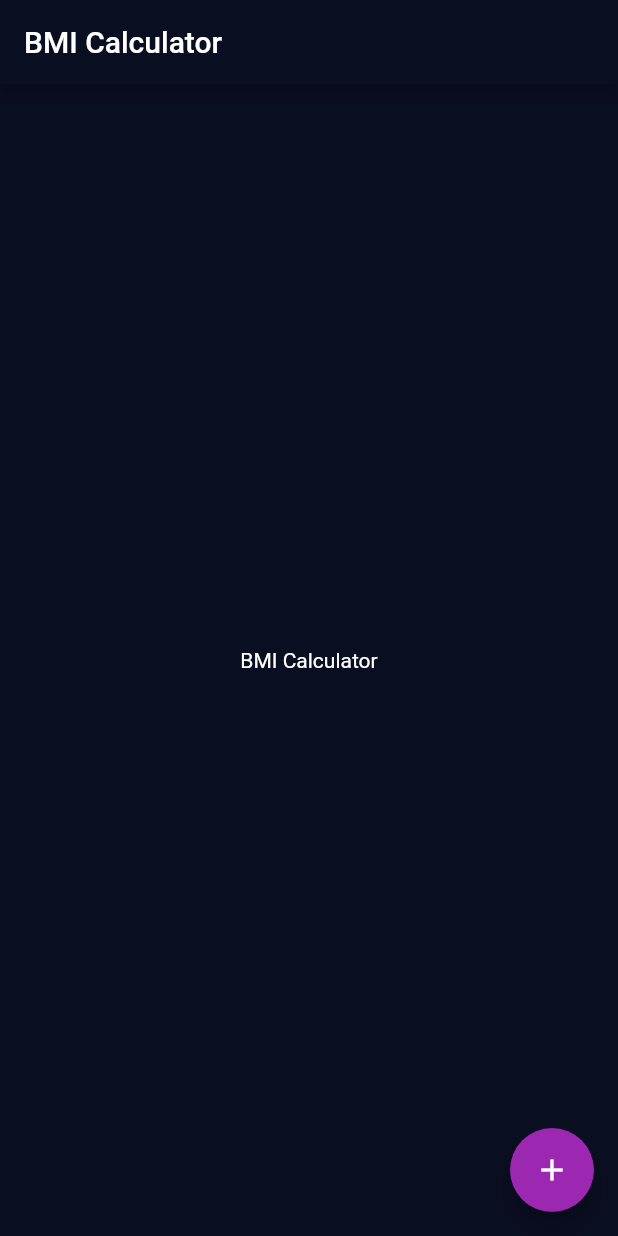
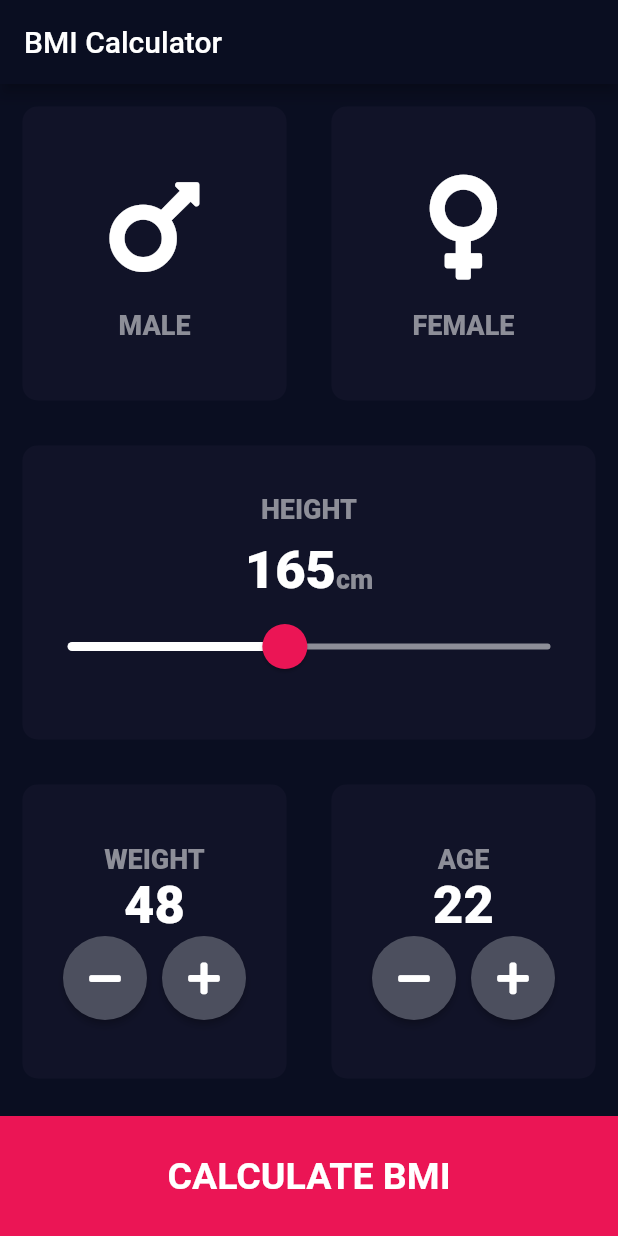
Before and after one commit to iammtw/bmi_calculator, a Flutter app: the screen it shows after launch, on a phone screen of 412 x 824 dp. Run offline on Flutter 3.47's test engine with Material 2 defaults, Android fonts, the phone set to English and light mode, and no system bars; our stand-ins replace font_awesome_flutter.

```diff
--- /dev/null
+++ b/lib/calculator.dart
@@ -0,0 +1,35 @@
+import 'dart:math';
+
+class Calculator {
+  final int height;
+  final int weight;
+
+  Calculator({this.height, this.weight});
+
+  double _bmi;
+
+  String calculateBMI() {
+    _bmi = weight / pow(height / 100, 2);
+    return _bmi.toStringAsFixed(1);
+  }
+
+  String getResult() {
+    if (_bmi >= 25) {
+      return "Overweight";
+    } else if (_bmi > 18.5) {
+      return "Normal";
+    } else {
+      return "Underweight";
+    }
+  }
+
+  String getInterpretation() {
+    if (_bmi >= 25) {
+      return "You have a higher than normal body weight. Try to exercise more.";
+    } else if (_bmi > 18.5) {
+      return "You have a normal body weight. Good job";
+    } else {
+      return "You have a lower than normal body weight. You can eat a bit more.";
+    }
+  }
+}
--- /dev/null
+++ b/lib/constants.dart
@@ -0,0 +1,44 @@
+import 'package:flutter/material.dart';
+
+const bottomContainerHeight = 80.0;
+const bottomContainerColor = Color(0xFFEB1555);
+const ttactiveCardColor = Color(0xFFEB1555);
+const activeCardColor = Color(0xFF1D1E33);
+const inactiveCardColor = Color(0xFF111328);
+const kButtonColor = Color(0xFF4c4f5e);
+
+const labelTextStyle = TextStyle(
+  fontSize: 18.0,
+  color: Color(0xFF8D8E98),
+  fontWeight: FontWeight.w800,
+);
+
+const kNumberTextStyle = TextStyle(
+  fontSize: 35.0,
+  fontWeight: FontWeight.w900,
+);
+
+const kLargeButtonStyle = TextStyle(
+  fontSize: 25.0,
+  fontWeight: FontWeight.bold,
+);
+
+const kTitleTextStyle = TextStyle(
+  fontSize: 50.0,
+  fontWeight: FontWeight.bold,
+);
+
+const resultTextStyle = TextStyle(
+  color: Color(0xFF24D876),
+  fontSize: 22,
+  fontWeight: FontWeight.bold,
+);
+
+const kBMITextStyle = TextStyle(
+  fontSize: 100,
+  fontWeight: FontWeight.bold,
+);
+
+const kBodyTextStyle = TextStyle(
+  fontSize: 22,
+);
--- a/lib/main.dart
+++ b/lib/main.dart
@@ -1,3 +1,4 @@
+import 'package:bmi_calculator/pages/input_page.dart';
 import 'package:flutter/material.dart';
 
 void main() {
@@ -10,43 +11,11 @@ class BMICalculator extends StatelessWidget {
   Widget build(BuildContext context) {
     return MaterialApp(
       debugShowCheckedModeBanner: false,
-      theme: ThemeData(
-          accentColor: Colors.purple,
-          primaryColor: Color(0xFF0A0E21),
-          scaffoldBackgroundColor: Color(0xFF0A0E21),
-          textTheme: TextTheme(
-              body1: TextStyle(
-            color: Colors.white,
-          ))),
+      theme: ThemeData.dark().copyWith(
+        primaryColor: Color(0xFF0A0E21),
+        scaffoldBackgroundColor: Color(0xFF0A0E21),
+      ),
       home: InputPage(),
     );
   }
 }
-
-class InputPage extends StatefulWidget {
-  @override
-  _InputPageState createState() => _InputPageState();
-}
-
-class _InputPageState extends State<InputPage> {
-  @override
-  Widget build(BuildContext context) {
-    return Scaffold(
-      appBar: AppBar(
-        title: Text("BMI Calculator"),
-      ),
-      body: Center(
-        child: Text("BMI Calculator"),
-      ),
-      floatingActionButton: Theme(
-        data: ThemeData(
-          accentColor: Colors.purple,
-        ),
-        child: FloatingActionButton(
-          child: Icon(Icons.add),
-          onPressed: () {},
-        ),
-      ),
-    );
-  }
-}
--- /dev/null
+++ b/lib/pages/input_page.dart
@@ -0,0 +1,224 @@
+import 'package:bmi_calculator/pages/results_page.dart';
+import 'package:bmi_calculator/widgets/bottom_button.dart';
+import 'package:bmi_calculator/widgets/icon_content.dart';
+import 'package:bmi_calculator/widgets/reusable_card.dart';
+import 'package:bmi_calculator/widgets/round_icon_button.dart';
+import 'package:flutter/material.dart';
+import 'package:font_awesome_flutter/font_awesome_flutter.dart';
+import 'package:bmi_calculator/constants.dart';
+import 'package:bmi_calculator/calculator.dart';
+
+enum Gender { male, female }
+
+class InputPage extends StatefulWidget {
+  @override
+  _InputPageState createState() => _InputPageState();
+}
+
+class _InputPageState extends State<InputPage> {
+  Gender selectedGender;
+  int height = 165;
+  int weight = 48;
+  int age = 22;
+
+  @override
+  Widget build(BuildContext context) {
+    return Scaffold(
+      appBar: AppBar(
+        title: Text("BMI Calculator"),
+      ),
+      body: Column(
+        crossAxisAlignment: CrossAxisAlignment.stretch,
+        children: [
+          Expanded(
+            child: Row(
+              children: [
+                Expanded(
+                  child: ReusableCard(
+                    onPress: () {
+                      setState(() {
+                        selectedGender = Gender.male;
+                      });
+                    },
+                    colour: selectedGender == Gender.male
+                        ? activeCardColor
+                        : inactiveCardColor,
+                    cardChild:
+                        IconContent(icon: FontAwesomeIcons.mars, label: "MALE"),
+                  ),
+                ),
+                Expanded(
+                  child: ReusableCard(
+                    onPress: () {
+                      setState(() {
+                        selectedGender = Gender.female;
+                      });
+                    },
+                    colour: selectedGender == Gender.female
+                        ? activeCardColor
+                        : inactiveCardColor,
+                    cardChild: IconContent(
+                        icon: FontAwesomeIcons.venus, label: "FEMALE"),
+                  ),
+                ),
+              ],
+            ),
+          ),
+          Expanded(
+            child: ReusableCard(
+              cardChild: Column(
+                mainAxisAlignment: MainAxisAlignment.center,
+                children: [
+                  Text(
+                    'HEIGHT',
+                    style: labelTextStyle,
+                  ),
+                  SizedBox(
+                    height: 10,
+                  ),
+                  Row(
+                    mainAxisAlignment: MainAxisAlignment.center,
+                    crossAxisAlignment: CrossAxisAlignment.baseline,
+                    textBaseline: TextBaseline.alphabetic,
+                    children: [
+                      Text(height.toString(), style: kNumberTextStyle),
+                      Text("cm", style: labelTextStyle),
+                    ],
+                  ),
+                  SliderTheme(
+                    data: SliderTheme.of(context).copyWith(
+                      inactiveTrackColor: Color(0xFF8D8E98),
+                      thumbColor: Color(0xFFEB1555),
+                      overlayColor: Color(0x29EB1555),
+                      activeTrackColor: Colors.white,
+                      thumbShape:
+                          RoundSliderThumbShape(enabledThumbRadius: 15.0),
+                      overlayShape:
+                          RoundSliderOverlayShape(overlayRadius: 30.0),
+                    ),
+                    child: Slider(
+                      value: height.toDouble(),
+                      min: 120,
+                      max: 220,
+                      onChanged: (double newVal) {
+                        setState(() {
+                          height = newVal.round();
+                        });
+                      },
+                    ),
+                  )
+                ],
+              ),
+              colour: inactiveCardColor,
+            ),
+          ),
+          Expanded(
+            child: Row(
+              children: [
+                Expanded(
+                  child: ReusableCard(
+                    cardChild: Column(
+                      mainAxisAlignment: MainAxisAlignment.center,
+                      children: [
+                        Text(
+                          "WEIGHT",
+                          style: labelTextStyle,
+                        ),
+                        Text(
+                          weight.toString(),
+                          style: kNumberTextStyle,
+                        ),
+                        Row(
+                          mainAxisAlignment: MainAxisAlignment.center,
+                          children: [
+                            RoundIconButton(
+                              child: Icon(FontAwesomeIcons.minus),
+                              onPress: () {
+                                setState(() {
+                                  weight--;
+                                });
+                              },
+                            ),
+                            SizedBox(
+                              width: 10,
+                            ),
+                            RoundIconButton(
+                              child: Icon(FontAwesomeIcons.plus),
+                              onPress: () {
+                                setState(() {
+                                  weight++;
+                                });
+                              },
+                            ),
+                          ],
+                        ),
+                      ],
+                    ),
+                    colour: inactiveCardColor,
+                  ),
+                ),
+                Expanded(
+                  child: ReusableCard(
+                    cardChild: Column(
+                      mainAxisAlignment: MainAxisAlignment.center,
+                      children: [
+                        Text(
+                          "AGE",
+                          style: labelTextStyle,
+                        ),
+                        Text(
+                          age.toString(),
+                          style: kNumberTextStyle,
+                        ),
+                        Row(
+                          mainAxisAlignment: MainAxisAlignment.center,
+                          children: [
+                            RoundIconButton(
+                              child: Icon(FontAwesomeIcons.minus),
+                              onPress: () {
+                                setState(() {
+                                  age--;
+                                });
+                              },
+                            ),
+                            SizedBox(
+                              width: 10,
+                            ),
+                            RoundIconButton(
+                              child: Icon(FontAwesomeIcons.plus),
+                              onPress: () {
+                                setState(() {
+                                  age++;
+                                });
+                              },
+                            ),
+                          ],
+                        ),
+                      ],
+                    ),
+                    colour: inactiveCardColor,
+                  ),
+                ),
+              ],
+            ),
+          ),
+          BottomButton(
+            label: "CALCULATE BMI",
+            onTap: () {
+              Calculator calc = Calculator(height: height, weight: weight);
+
+              Navigator.push(
+                  context,
+                  MaterialPageRoute(
+                      builder: (context) => ResultsPage(
+                            bmiResult: calc.calculateBMI(),
+                            resultText: calc.getResult(),
+                            interpretation: calc.getInterpretation(),
+                          )));
+            },
+          ),
+        ],
+      ),
+    );
+  }
+}
--- /dev/null
+++ b/lib/widgets/bottom_button.dart
@@ -0,0 +1,29 @@
+import 'package:flutter/material.dart';
+import 'package:bmi_calculator/constants.dart';
+
+class BottomButton extends StatelessWidget {
+  final String label;
+  final Function onTap;
+  BottomButton({this.label, this.onTap});
+
+  @override
+  Widget build(BuildContext context) {
+    return GestureDetector(
+      onTap: onTap,
+      child: Container(
+        child: Center(
+          child: Text(
+            label,
+            style: kLargeButtonStyle,
+          ),
+        ),
+        margin: EdgeInsets.only(top: 10),
+        width: double.infinity,
+        height: bottomContainerHeight,
+        decoration: BoxDecoration(
+          color: bottomContainerColor,
+        ),
+      ),
+    );
+  }
+}
--- /dev/null
+++ b/lib/widgets/icon_content.dart
@@ -0,0 +1,29 @@
+import 'package:flutter/material.dart';
+import 'package:bmi_calculator/constants.dart';
+
+class IconContent extends StatelessWidget {
+  IconContent({@required this.icon, @required this.label});
+
+  final String label;
+  final IconData icon;
+
+  @override
+  Widget build(BuildContext context) {
+    return Column(
+      mainAxisAlignment: MainAxisAlignment.center,
+      children: [
+        Icon(
+          icon,
+          size: 80,
+        ),
+        SizedBox(
+          height: 15.0,
+        ),
+        Text(
+          label,
+          style: labelTextStyle,
+        )
+      ],
+    );
+  }
+}
--- /dev/null
+++ b/lib/widgets/reusable_card.dart
@@ -0,0 +1,23 @@
+import 'package:flutter/material.dart';
+
+class ReusableCard extends StatelessWidget {
+  final Color colour;
+  final Widget cardChild;
+  final Function onPress;
+  ReusableCard({@required this.colour, this.cardChild, this.onPress});
+
+  @override
+  Widget build(BuildContext context) {
+    return GestureDetector(
+      onTap: onPress,
+      child: Container(
+        child: cardChild,
+        margin: EdgeInsets.all(15),
+        decoration: BoxDecoration(
+          color: colour,
+          borderRadius: BorderRadius.circular(10),
+        ),
+      ),
+    );
+  }
+}
--- /dev/null
+++ b/lib/widgets/round_icon_button.dart
@@ -0,0 +1,22 @@
+import 'package:flutter/material.dart';
+import 'package:bmi_calculator/constants.dart';
+
+class RoundIconButton extends StatelessWidget {
+  final Widget child;
+  final Function onPress;
+  RoundIconButton({@required this.child, @required this.onPress});
+
+  @override
+  Widget build(BuildContext context) {
+    return RawMaterialButton(
+      child: child,
+      shape: CircleBorder(),
+      fillColor: kButtonColor,
+      constraints: BoxConstraints.tightFor(
+        width: 56.0,
+        height: 56.0,
+      ),
+      onPressed: onPress,
+    );
+  }
+}
--- a/pubspec.yaml
+++ b/pubspec.yaml
@@ -3,7 +3,7 @@ description: A new Flutter project.
 
 # The following line prevents the package from being accidentally published to
 # pub.dev using `pub publish`. This is preferred for private packages.
-publish_to: 'none' # Remove this line if you wish to publish to pub.dev
+publish_to: "none" # Remove this line if you wish to publish to pub.dev
 
 # The following defines the version and build number for your application.
 # A version number is three numbers separated by dots, like 1.2.43
@@ -23,7 +23,7 @@ environment:
 dependencies:
   flutter:
     sdk: flutter
-
+  font_awesome_flutter: ^8.4.0
 
   # The following adds the Cupertino Icons font to your application.
   # Use with the CupertinoIcons class for iOS style icons.
@@ -38,7 +38,6 @@ dev_dependencies:
 
 # The following section is specific to Flutter.
 flutter:
-
   # The following line ensures that the Material Icons font is
   # included with your application, so that you can use the icons in
   # the material Icons class.
```
Also changed, not shown: lib/pages/results_page.dart (added, +71 -0 lines), pubspec.lock.
